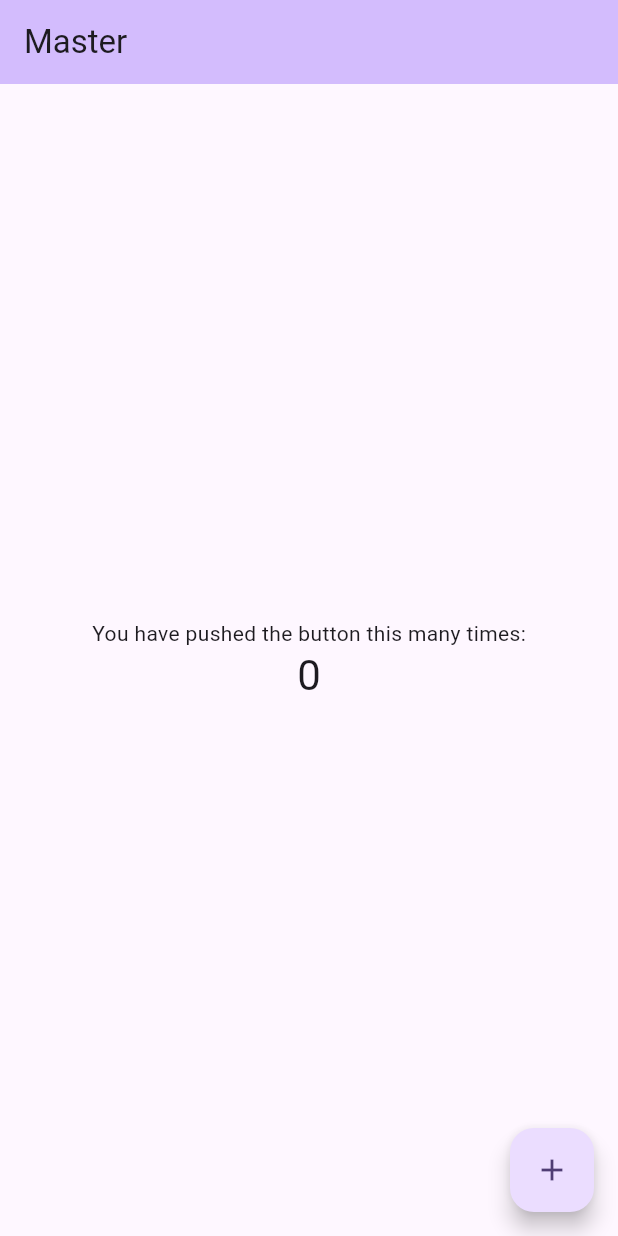
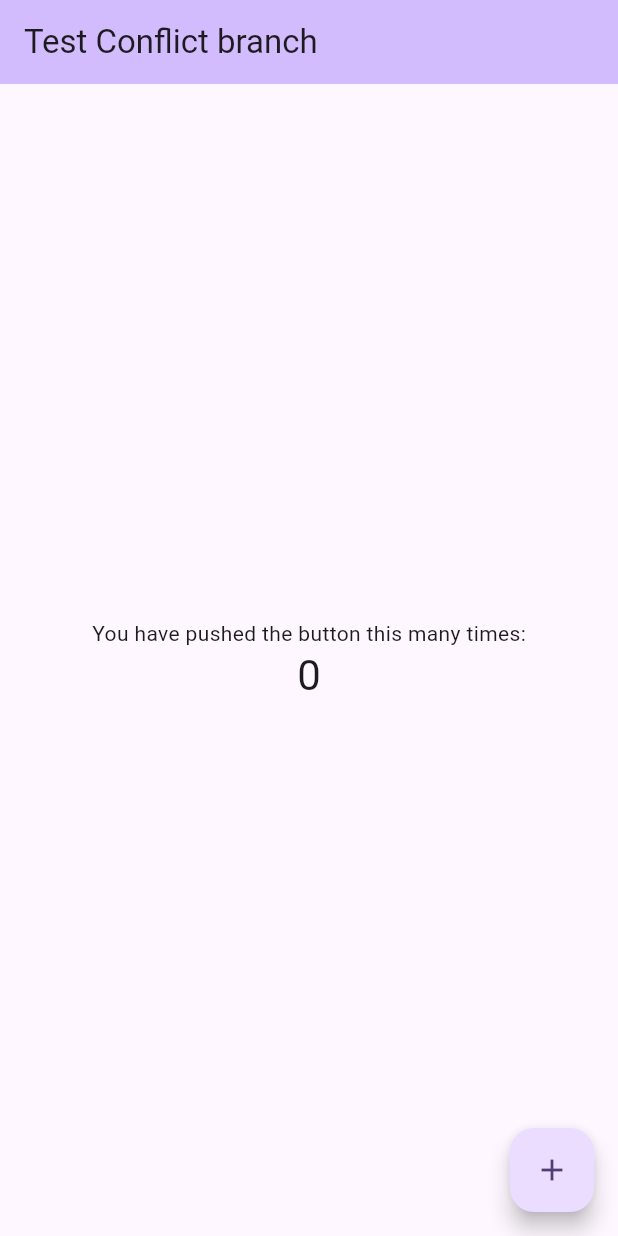
Before and after one commit to Deepak-Kumar-01/learningfork, a Flutter app: the screen it shows after launch, on a phone screen of 412 x 824 dp. Run offline on Flutter 3.47's test engine with Material 3 defaults, Android fonts, the phone set to English and light mode, and no system bars.

Commit message:
title updated for test-conflict branch

```diff
--- a/lib/main.dart
+++ b/lib/main.dart
@@ -31,7 +31,7 @@ class MyApp extends StatelessWidget {
         colorScheme: ColorScheme.fromSeed(seedColor: Colors.deepPurple),
         useMaterial3: true,
       ),
-      home: const MyHomePage(title: 'Master'),
+      home: const MyHomePage(title: 'Test Conflict branch'),
     );
   }
 }
```
